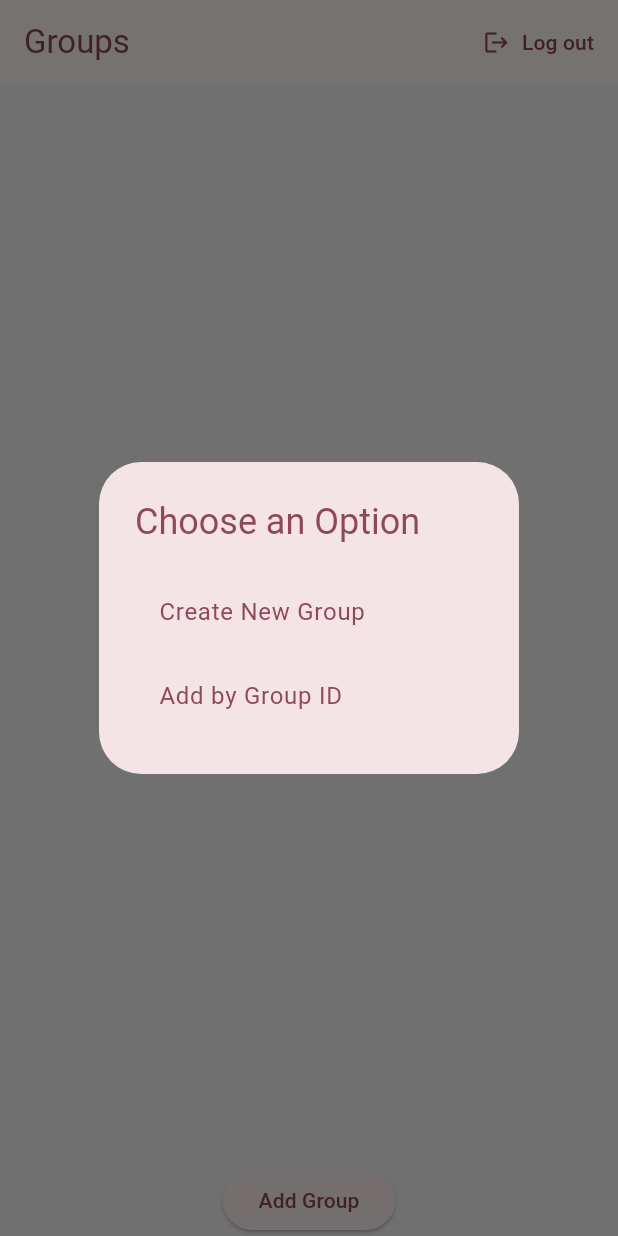
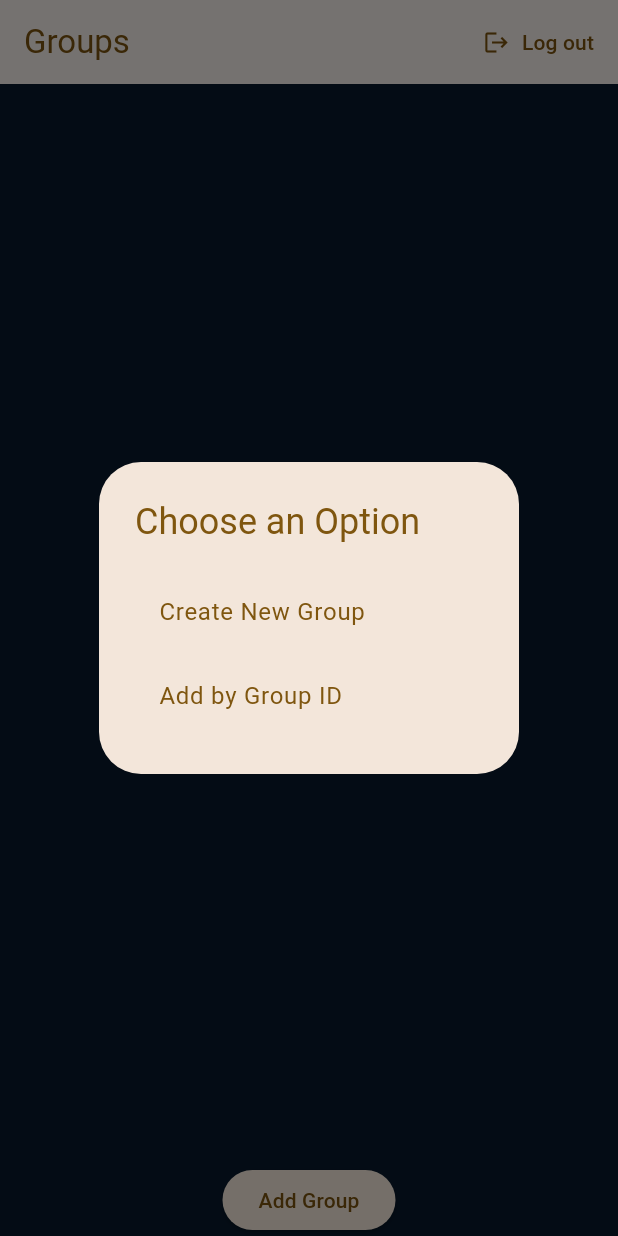
Before and after one commit to mirkovicmilica/DeepHack, a Flutter app: the screen it shows once a user with an empty profile is signed in, after a tap on "Add Group", on a phone screen of 412 x 824 dp. Run offline on Flutter 3.47's test engine with Material 3 defaults, Android fonts, the phone set to English and light mode, and no system bars; our stand-ins replace cloud_firestore, firebase_auth, firebase_core, flutter_spinkit, image_picker, js and 2 more; missing offline and left inert: dart:html, dart:js_util; accounts and stored records are empty.

Commit message:
colors changed

```diff
--- a/tasky/lib/app.dart
+++ b/tasky/lib/app.dart
@@ -16,18 +16,16 @@ class TaskyApp extends StatelessWidget {
         title: 'Tasky',
         theme: ThemeData(
           colorScheme: ColorScheme.fromSeed(
-            seedColor: Colors.pink, // Set your desired color
+            seedColor: const Color.fromARGB(255,212, 201, 190), // Set your desired color
           ),
-          scaffoldBackgroundColor: Color(
-            0xFFF4F4F4,
-          ), // light gray background for all screens
+          scaffoldBackgroundColor: Color.fromARGB(255, 8, 26, 45), // light gray background for all screens
 
           useMaterial3: true, // Enable Material 3 theme
           visualDensity: VisualDensity.adaptivePlatformDensity,
           bottomNavigationBarTheme: BottomNavigationBarThemeData(
-            backgroundColor: Colors.grey[400], // gray bar background
-            selectedItemColor: Colors.white, // active icon/text color
-            unselectedItemColor: Colors.grey[300], // inactive icon/text color
+            backgroundColor: const Color.fromARGB(255, 255, 2, 187), // gray bar background
+            selectedItemColor: const Color.fromARGB(255, 255,255,255), // active icon/text color
+            unselectedItemColor: const Color.fromARGB(255, 255,255,255), // inactive icon/text color
             showUnselectedLabels: true,
             type: BottomNavigationBarType.fixed, // keeps all items visible
           ),
```
Also changed, not shown: tasky/lib/screens/home/home_screen.dart (+7 -5 lines), tasky/lib/screens/tasks/task_swipe_screen.dart (+42 -14 lines).
